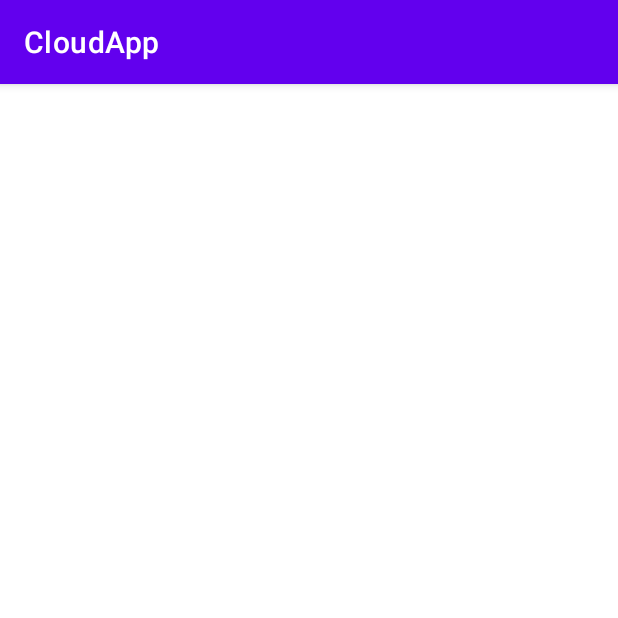
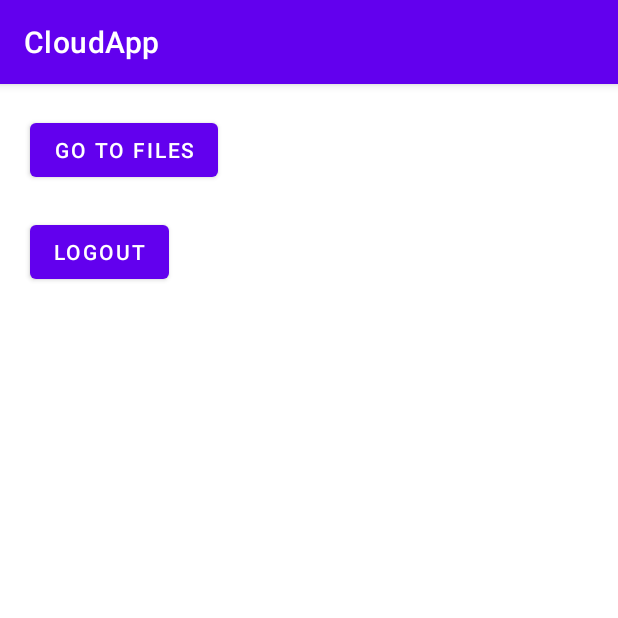
Before and after one commit to PatrykMCoder/CloudApp, an Android app: the UserFragment screen opened directly, with no data from a screen before it, on a phone screen of 412 x 824 dp, the top half of it. Run offline under Robolectric (Android 15) with nearby library versions, the phone set to English and light mode, and no system bars; our stand-ins replace Firebase (no records; nobody signed in at launch, a user with empty details on screens opened directly).

Commit message:
Added Upload Files (for now only images) Logout user

```diff
--- a/app/src/main/AndroidManifest.xml
+++ b/app/src/main/AndroidManifest.xml
@@ -2,6 +2,7 @@
 <manifest xmlns:android="http://schemas.android.com/apk/res/android"
     package="com.pmprogramms.cloudapp">
 
+    <uses-permission android:name="android.permission.READ_EXTERNAL_STORAGE" />
     <application
         android:allowBackup="true"
         android:icon="@mipmap/ic_launcher"
--- a/app/src/main/java/com/pmprogramms/cloudapp/fragment/UserFragment.kt
+++ b/app/src/main/java/com/pmprogramms/cloudapp/fragment/UserFragment.kt
@@ -21,6 +21,14 @@ class UserFragment : Fragment() {
         val binding = FragmentUserBinding.inflate(layoutInflater)
         val firebaseViewModel = ViewModelProvider(this).get(FirebaseViewModel::class.java)
 
+        binding.testButton.setOnClickListener {
+            findNavController().navigate(R.id.action_userFragment_to_filesFragment)
+        }
+
+        binding.logoutButton.setOnClickListener {
+            firebaseViewModel.logoutUser()
+        }
+
         lifecycleScope.launchWhenStarted {
             val user = firebaseViewModel.user
 
@@ -34,8 +42,6 @@ class UserFragment : Fragment() {
             }
         }
 
-
-
         return binding.root
     }
 }
--- a/app/src/main/res/layout/fragment_user.xml
+++ b/app/src/main/res/layout/fragment_user.xml
@@ -1,15 +1,40 @@
 <?xml version="1.0" encoding="utf-8"?>
-<FrameLayout xmlns:android="http://schemas.android.com/apk/res/android"
+<androidx.constraintlayout.widget.ConstraintLayout xmlns:android="http://schemas.android.com/apk/res/android"
+    xmlns:app="http://schemas.android.com/apk/res-auto"
     xmlns:tools="http://schemas.android.com/tools"
     android:layout_width="match_parent"
     android:layout_height="match_parent"
     tools:context=".fragment.UserFragment">
 
     <!-- TODO: Update blank fragment layout -->
+
     <TextView
         android:id="@+id/test"
         android:layout_width="match_parent"
         android:layout_height="match_parent"
-        android:text="@string/hello_blank_fragment" />
+        android:layout_marginStart="20dp"
+        android:text="@string/hello_blank_fragment"
+        app:layout_constraintStart_toStartOf="parent"
+        app:layout_constraintTop_toTopOf="parent" />
 
-</FrameLayout>
+    <Button
+        android:id="@+id/test_button"
+        android:layout_width="wrap_content"
+        android:layout_height="wrap_content"
+        android:layout_marginStart="20dp"
+        android:layout_marginTop="20dp"
+        android:text="go to files"
+        app:layout_constraintStart_toStartOf="parent"
+        app:layout_constraintTop_toTopOf="parent" />
+
+    <Button
+        android:id="@+id/logout_button"
+        android:layout_width="wrap_content"
+        android:layout_height="wrap_content"
+        android:layout_marginStart="20dp"
+        android:layout_marginTop="20dp"
+        android:text="Logout"
+        app:layout_constraintStart_toStartOf="parent"
+        app:layout_constraintTop_toBottomOf="@+id/test_button" />
+
+</androidx.constraintlayout.widget.ConstraintLayout>
--- a/app/src/main/res/navigation/nav.xml
+++ b/app/src/main/res/navigation/nav.xml
@@ -13,6 +13,9 @@
         <action
             android:id="@+id/action_userFragment_to_loginFragment"
             app:destination="@id/loginFragment" />
+        <action
+            android:id="@+id/action_userFragment_to_filesFragment"
+            app:destination="@id/filesFragment" />
     </fragment>
     <fragment
         android:id="@+id/loginFragment"
@@ -35,4 +38,13 @@
             android:id="@+id/action_registerFragment_to_loginFragment"
             app:destination="@id/loginFragment" />
     </fragment>
+    <fragment
+        android:id="@+id/filesFragment"
+        android:name="com.pmprogramms.cloudapp.fragment.FilesFragment"
+        android:label="fragment_files"
+        tools:layout="@layout/fragment_files" >
+        <action
+            android:id="@+id/action_filesFragment_to_userFragment"
+            app:destination="@id/userFragment" />
+    </fragment>
 </navigation>
```
Also changed, not shown: app/src/main/java/com/pmprogramms/cloudapp/fragment/FilesFragment.kt (+30 -1 lines), app/src/main/java/com/pmprogramms/cloudapp/helpers/Codes.kt (added, +7 -0 lines), app/src/main/java/com/pmprogramms/cloudapp/helpers/FileType.kt (added, +7 -0 lines), app/src/main/java/com/pmprogramms/cloudapp/repository/FirebaseRepository.kt (+22 -0 lines), app/src/main/java/com/pmprogramms/cloudapp/viewmodel/FirebaseViewModel.kt (+11 -0 lines), app/src/main/res/drawable/ic_baseline_cloud_upload_24.xml (added, +10 -0 lines), app/src/main/res/layout/fragment_files.xml (+14 -7 lines).
